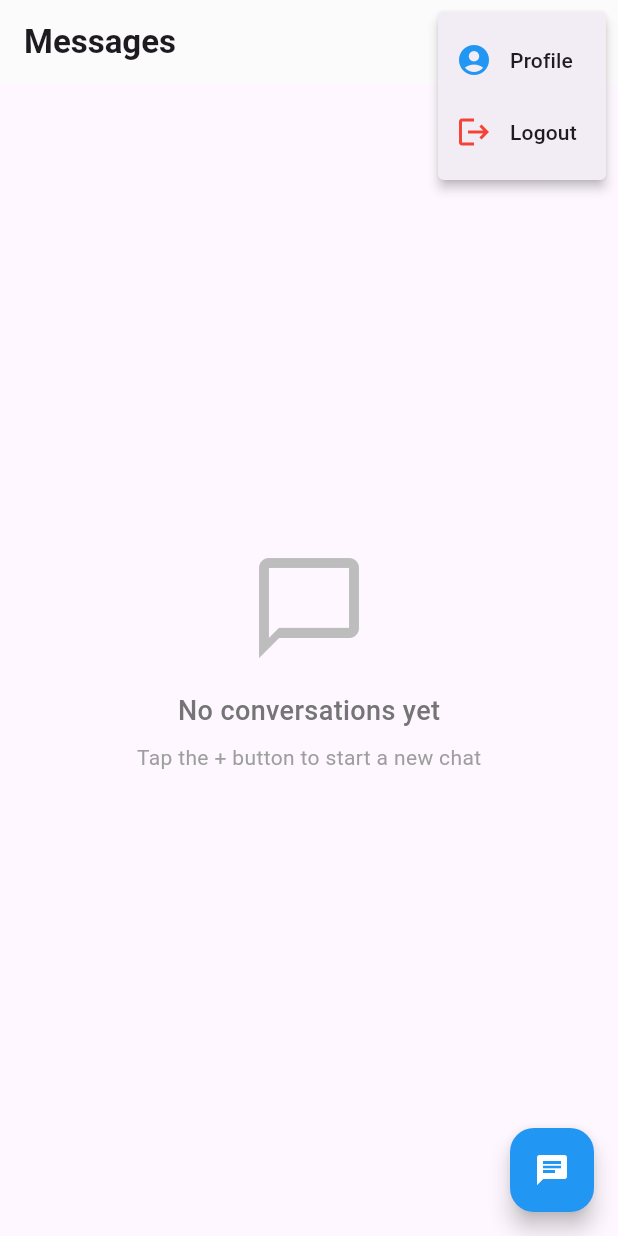
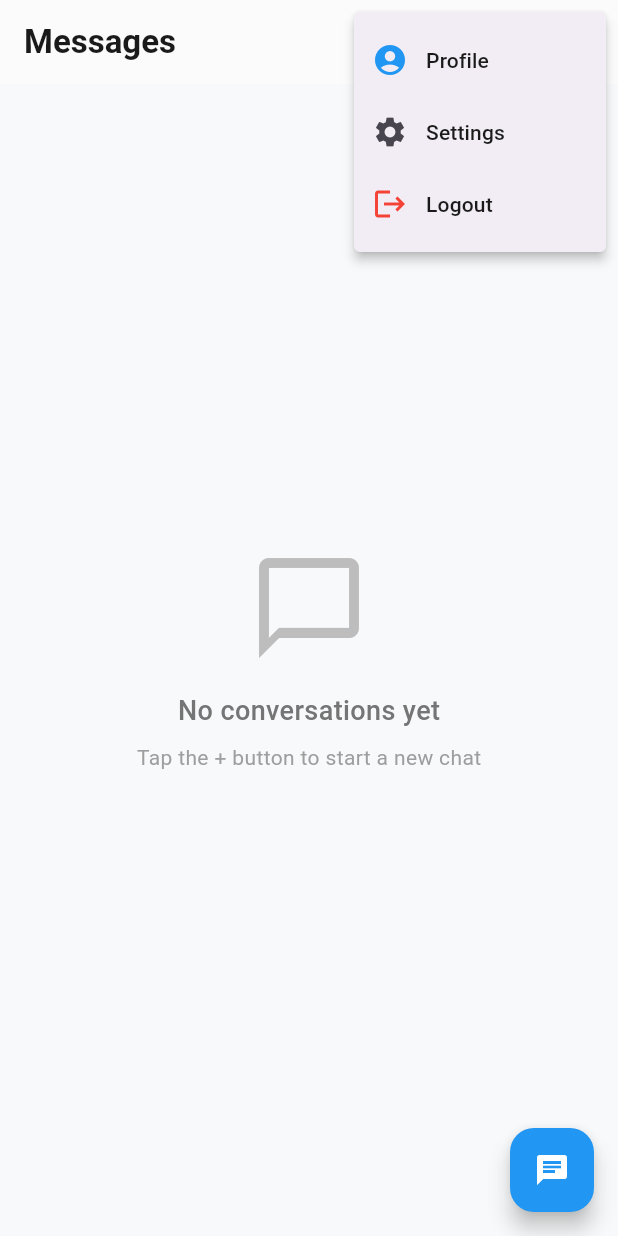
Before and after one commit to codechakra-dev/ripple_chat, a Flutter app: the screen it shows once a user with an empty profile is signed in, after a tap on the "more vert" icon, on a phone screen of 412 x 824 dp. Run offline on Flutter 3.47's test engine with Material 3 defaults, Android fonts, the phone set to English and light mode, and no system bars; our stand-ins replace cloud_firestore, firebase_auth, firebase_core, firebase_storage, google_sign_in, image_picker and 1 more; accounts and stored records are empty.

Commit message:
Dark mode, Light mode and system theme mode implemented

```diff
--- a/lib/core/constants/app_strings.dart
+++ b/lib/core/constants/app_strings.dart
@@ -10,4 +10,8 @@ class AppStrings {
   static const homeScreen = "/home";
   static const profileScreen = "/profile";
   static const chatScreen = "/chat";
+  static const settingsScreen = "/settings";
+
+
+  static const themeModePrefs = "current_theme";
 }
--- /dev/null
+++ b/lib/core/services/shared_prefs.dart
@@ -0,0 +1,17 @@
+import 'package:shared_preferences/shared_preferences.dart';
+
+import '../constants/app_strings.dart';
+
+class SharedPrefs {
+ // final prefs = await SharedPreferences.getInstance();
+
+  void saveTheme(String theme) async {
+    final prefs = await SharedPreferences.getInstance();
+    prefs.setString(AppStrings.themeModePrefs, theme);
+  }
+
+  Future<String?> getSavedTheme() async {
+    final prefs = await SharedPreferences.getInstance();
+    return prefs.getString(AppStrings.themeModePrefs);
+  }
+}
--- /dev/null
+++ b/lib/core/theme/app_theme.dart
@@ -0,0 +1,58 @@
+import 'package:flutter/material.dart';
+
+class AppTheme {
+  AppTheme._();
+
+  /// --- 1. COLOR PALETTES ---
+  // Light Mode Colors
+  static const _lightPrimary = Colors.deepPurple;
+  static const _lightBackground = Color(0xFFF8F9FA);
+  static const _lightSurface = Colors.white;
+  static const _lightOnSurface = Color(0xFF1A1A1A);
+
+  // Dark Mode Colors (Using soft charcoal instead of pure black)
+  static const _darkPrimary = Color(0xFFBB86FC);
+  static const _darkBackground = Color(0xFF121212);
+  static const _darkSurface = Color(0xFF1E1E1E);
+  static const _darkOnSurface = Color(0xFFE1E1E1);
+
+  static ThemeData get lightTheme {
+    return ThemeData(
+      useMaterial3: true,
+      brightness: Brightness.light,
+      colorScheme: ColorScheme.fromSeed(
+        seedColor: _lightPrimary,
+        brightness: Brightness.light,
+        surface: _lightSurface,
+        onSurface: _lightOnSurface,
+      ),
+
+      // Component Overrides
+      scaffoldBackgroundColor: _lightBackground,
+      appBarTheme: const AppBarTheme(
+        backgroundColor: _lightSurface,
+        elevation: 0,
+
+      ),
+    );
+  }
+
+
+  static ThemeData get darkTheme{
+    return ThemeData(
+      useMaterial3: true,
+      brightness: Brightness.dark,
+      colorScheme: ColorScheme.fromSeed(seedColor: _darkPrimary,
+        brightness: Brightness.dark,
+        surface: _darkSurface,
+        onSurface: _darkOnSurface
+      ),
+      scaffoldBackgroundColor: _darkBackground,
+      appBarTheme: const AppBarTheme(
+        backgroundColor: _darkSurface,
+        elevation: 0,
+
+      ),
+    );
+  }
+}
--- a/lib/main.dart
+++ b/lib/main.dart
@@ -1,8 +1,10 @@
 import 'package:firebase_core/firebase_core.dart';
 import 'package:flutter/material.dart';
 import 'package:provider/provider.dart';
+import 'package:ripple/core/services/shared_prefs.dart';
 import 'package:ripple/providers/auth_provider.dart';
 import 'package:ripple/providers/chat_provider.dart';
+import 'package:ripple/providers/settings_provider.dart';
 import 'package:ripple/providers/user_provider.dart';
 import 'package:ripple/screens/auth/forgot_password_screen.dart';
 import 'package:ripple/screens/auth/login_screen.dart';
@@ -10,23 +12,27 @@ import 'package:ripple/screens/auth/register_screen.dart';
 import 'package:ripple/screens/chat/chat_screen.dart';
 import 'package:ripple/screens/home/home_screen.dart';
 import 'package:ripple/screens/profile/profile_screen.dart';
+import 'package:ripple/screens/settings/settings_screen.dart';
 import 'package:ripple/screens/splash/splash_screen.dart';
 
 import 'core/constants/app_strings.dart';
+import 'core/theme/app_theme.dart';
 import 'firebase_options.dart';
-
 
 final GlobalKey<NavigatorState> navigatorKey = GlobalKey<NavigatorState>();
 
 void main() async {
+
   WidgetsFlutterBinding.ensureInitialized();
   await Firebase.initializeApp(options: DefaultFirebaseOptions.currentPlatform);
+
   runApp(
     MultiProvider(
       providers: [
         ChangeNotifierProvider(create: (_) => AuthenticationProvider()),
         ChangeNotifierProvider(create: (_) => ChatProvider()),
         ChangeNotifierProvider(create: (_) => UserProvider()),
+        ChangeNotifierProvider(create: (_) => SettingsProvider()),
       ],
 
       child: const MyApp(),
@@ -37,24 +43,32 @@ void main() async {
 class MyApp extends StatelessWidget {
   const MyApp({super.key});
 
+
   // This widget is the root of your application.
   @override
-  Widget build(BuildContext context) {
+  Widget build(BuildContext context)  {
+    SettingsProvider settingsProvider = context.watch<SettingsProvider>();
+
+
     return MaterialApp(
       navigatorKey: navigatorKey,
       debugShowCheckedModeBanner: false,
-      title: 'Flutter Demo',
-      theme: ThemeData(colorScheme: .fromSeed(seedColor: Colors.deepPurple)),
+      title: 'Ripple Chat',
+      theme: AppTheme.lightTheme,
+      darkTheme: AppTheme.darkTheme,
+      themeMode: settingsProvider.currentThemeMode,
       initialRoute: AppStrings.splashScreen,
+
       routes: {
         AppStrings.splashScreen: (context) => const SplashScreen(),
-        AppStrings.homeScreen : (context)=> const ChatPreviewScreen(),
-        AppStrings.chatScreen : (context) => const ChatScreen(),
-        AppStrings.forgotPasswordScreen : (context) => const ForgotPasswordScreen(),
-        AppStrings.loginScreen : (context) => const LoginScreen(),
-        AppStrings.registerScreen : (context)=> const RegisterScreen(),
-        AppStrings.profileScreen : (context) => const ProfileScreen()
-
+        AppStrings.homeScreen: (context) => const ChatPreviewScreen(),
+        AppStrings.chatScreen: (context) => const ChatScreen(),
+        AppStrings.forgotPasswordScreen: (context) =>
+            const ForgotPasswordScreen(),
+        AppStrings.loginScreen: (context) => const LoginScreen(),
+        AppStrings.registerScreen: (context) => const RegisterScreen(),
+        AppStrings.profileScreen: (context) => const ProfileScreen(),
+        AppStrings.settingsScreen: (context) => const SettingsScreen(),
       },
     );
   }
--- a/lib/models/user_model.dart
+++ b/lib/models/user_model.dart
@@ -6,6 +6,7 @@ class UserModel {
   final String email;        // 👈 Non-nullable
   final String? photoUrl;    // 👈 Nullable (users might not have a photo)
   final bool isOnline;       // 👈 Non-nullable with default
+  final bool isTyping;
   final DateTime? lastSeen;  // 👈 DateTime, not String!
 
   UserModel({
@@ -14,6 +15,7 @@ class UserModel {
     required this.email,
     this.photoUrl,
     this.isOnline = false,   // Default to offline
+    this.isTyping = false,
     this.lastSeen,
   });
 
@@ -26,6 +28,7 @@ class UserModel {
       email: data['email'] ?? '',
       photoUrl: data['photoUrl'],
       isOnline: data['isOnline'] ?? false,
+      isTyping: data['isTyping'] ?? false,
       lastSeen: (data['lastSeen'] as Timestamp?)?.toDate(),
     );
   }
@@ -38,6 +41,7 @@ class UserModel {
       'email': email,
       'photoUrl': photoUrl,
       'isOnline': isOnline,
+      'isTyping': isTyping,
       'lastSeen': lastSeen != null
           ? Timestamp.fromDate(lastSeen!)
           : FieldValue.serverTimestamp(), // Use server time when creating
@@ -52,11 +56,18 @@ class UserModel {
     };
   }
 
+  Map<String, dynamic> toMapForTyping() {
+    return {
+      'isTyping': isTyping,
+    };
+  }
+
   // Helper: Create a copy with updated fields (great for state management)
   UserModel copyWith({
     String? name,
     String? photoUrl,
     bool? isOnline,
+    bool? isTyping,
     DateTime? lastSeen,
   }) {
     return UserModel(
@@ -65,6 +76,7 @@ class UserModel {
       email: email,
       photoUrl: photoUrl ?? this.photoUrl,
       isOnline: isOnline ?? this.isOnline,
+      isTyping: isTyping ?? this.isTyping ,
       lastSeen: lastSeen ?? this.lastSeen,
     );
   }
--- a/lib/providers/chat_provider.dart
+++ b/lib/providers/chat_provider.dart
@@ -24,7 +24,7 @@ class ChatProvider extends ChangeNotifier {
 
   UserModel? receiverUser;
   String? currentChatId;
-  DateTime? previousMessage;
+  DateTime? previousMessageTimeStamp;
 
   ScrollController get scrollController => _scrollController;
   TextEditingController get searchTextController => _searchTextController;
@@ -63,11 +63,12 @@ class ChatProvider extends ChangeNotifier {
   void scrollToBottom() {
     // Check if the controller is safely attached to the widget
     if (_scrollController.hasClients) {
-      _scrollController.animateTo(
-        _scrollController.position.maxScrollExtent, // Target position
-        duration: const Duration(milliseconds: 100), // Speed
-        curve: Curves.linear, // Animation style
-      );
+      _scrollController.jumpTo( _scrollController.position.maxScrollExtent);
+      // _scrollController.animateTo(
+      //   _scrollController.position.maxScrollExtent, // Target position
+      //   duration: const Duration(milliseconds: 10), // Speed
+      //   curve: Curves.linear, // Animation style
+      // );
     }
   }
 
@@ -111,10 +112,10 @@ class ChatProvider extends ChangeNotifier {
           //messageList.sort((a,b)=> b.timestamp!.compareTo(a.timestamp!));
           messages = messageList;
           notifyListeners();
-          print("Messagelist:${messageList.length} ");
-          if (previousMessage != messageList.last.timestamp) {
+
+          if (previousMessageTimeStamp != messageList.last.timestamp) {
             scrollToBottom();
-            previousMessage = messageList.last.timestamp;
+            previousMessageTimeStamp = messageList.last.timestamp;
           }
           //_scrollToBottom();
 
--- /dev/null
+++ b/lib/providers/settings_provider.dart
@@ -0,0 +1,47 @@
+import 'package:flutter/material.dart';
+import 'package:flutter/widgets.dart';
+import 'package:ripple/core/constants/app_strings.dart';
+import 'package:ripple/core/services/shared_prefs.dart';
+import 'package:shared_preferences/shared_preferences.dart';
+
+class SettingsProvider extends ChangeNotifier {
+  ThemeMode currentThemeMode = ThemeMode.system;
+
+
+  final SharedPrefs _sharedPrefs = SharedPrefs();
+
+
+  SettingsProvider()  {
+    ()async{
+      currentThemeMode  = await getCurrentTheme() ?? ThemeMode.system;
+
+    }();
+  }
+  Future<ThemeMode?> getCurrentTheme() async{
+    String? theme =  await _sharedPrefs.getSavedTheme();
+    setCurrentTheme(theme ?? "");
+    return currentThemeMode;
+
+  }
+
+  void storeCurrentTheme(String theme) async {
+    _sharedPrefs.saveTheme(theme);
+    setCurrentTheme(theme);
+
+  }
+
+  void setCurrentTheme(String theme){
+    switch(theme){
+      case "Light":
+        currentThemeMode = ThemeMode.light;
+        break;
+      case "Dark":
+        currentThemeMode = ThemeMode.dark;
+        break;
+      default:
+        currentThemeMode = ThemeMode.system;
+    }
+    notifyListeners();
+  }
+
+}
--- a/lib/screens/chat/new_chat_screen.dart
+++ b/lib/screens/chat/new_chat_screen.dart
@@ -59,7 +59,7 @@ class _NewChatScreenState extends State<NewChatScreen> {
           'New Chat',
           style: TextStyle(fontWeight: FontWeight.bold),
         ),
-        backgroundColor: Colors.white,
+
         elevation: 0.5,
         leading: IconButton(
           icon: const Icon(Icons.arrow_back),
@@ -72,7 +72,7 @@ class _NewChatScreenState extends State<NewChatScreen> {
             padding: const EdgeInsets.symmetric(horizontal: 16, vertical: 8),
             child: TextField(
               controller: _searchController,
-              onChanged: (_) => setState(() {}), // rebuild on search
+           //   onChanged: (_) => setState(() {}), // rebuild on search
               decoration: InputDecoration(
                 hintText: 'Search users...',
                 prefixIcon: const Icon(Icons.search, color: Colors.grey),
--- a/lib/screens/home/home_screen.dart
+++ b/lib/screens/home/home_screen.dart
@@ -9,6 +9,7 @@ import 'package:ripple/screens/chat/chat_screen.dart';
 import '../../models/user_model.dart';
 import '../../providers/user_provider.dart';
 import '../chat/new_chat_screen.dart'; // your ChatScreen
+
 enum MenuAction { profile, settings, logout }
 
 class ChatPreviewScreen extends StatelessWidget {
@@ -21,8 +22,7 @@ class ChatPreviewScreen extends StatelessWidget {
     userProvider.appLifeCycleListener();
     chatProvider.createChatPreviewsOnStart();
     final previews = chatProvider.chatPreviews;
-    final displayPreview = previews.where((preview){
-
+    final displayPreview = previews.where((preview) {
       final name = preview.user.name.toLowerCase();
       final email = preview.user.email.toLowerCase();
       final query = chatProvider.searchTextController.text.trim().toLowerCase();
@@ -34,18 +34,17 @@ class ChatPreviewScreen extends StatelessWidget {
           'Messages',
           style: TextStyle(fontWeight: FontWeight.bold),
         ),
-        backgroundColor: Colors.white,
+
         elevation: 0.5,
         actions: [
-
-          if(!chatProvider.showSearch)...[
+          if (!chatProvider.showSearch) ...[
             IconButton(
               icon: const Icon(Icons.search),
               onPressed: () {
                 chatProvider.toggleShowSearch();
                 print("Search button pressed");
               },
-            )
+            ),
           ],
 
           PopupMenuButton<MenuAction>(
@@ -64,6 +63,7 @@ class ChatPreviewScreen extends StatelessWidget {
                   break;
                 case MenuAction.settings:
                   // Handle settings
+                  Navigator.pushNamed(context, AppStrings.settingsScreen);
                   break;
                 case MenuAction.logout:
                   // Handle logout
@@ -83,16 +83,16 @@ class ChatPreviewScreen extends StatelessWidget {
                 ),
               ),
               // --- Other menu items ---
-              // const PopupMenuItem<MenuAction>(
-              //   value: MenuAction.settings,
-              //   child: Row(
-              //     children: [
-              //       Icon(Icons.settings),
-              //       SizedBox(width: 12),
-              //       Text('Settings'),
-              //     ],
-              //   ),
-              // ),
+              const PopupMenuItem<MenuAction>(
+                value: MenuAction.settings,
+                child: Row(
+                  children: [
+                    Icon(Icons.settings),
+                    SizedBox(width: 12),
+                    Text('Settings'),
+                  ],
+                ),
+              ),
               const PopupMenuItem<MenuAction>(
                 value: MenuAction.logout,
                 child: Row(
@@ -105,16 +105,21 @@ class ChatPreviewScreen extends StatelessWidget {
               ),
             ],
           ),
-
         ],
 
-       bottom:  chatProvider.showSearch ?  PreferredSize(
+        bottom: chatProvider.showSearch
+            ? PreferredSize(
                 preferredSize: const Size.fromHeight(56),
                 child: Padding(
-              padding: const EdgeInsets.symmetric(horizontal: 16, vertical: 8),
+                  padding: const EdgeInsets.symmetric(
+                    horizontal: 16,
+                    vertical: 8,
+                  ),
                   child: TextField(
-                controller: context.read<ChatProvider>().searchTextController,
-                onChanged: (_){}, // rebuild on search
+                    controller: context
+                        .read<ChatProvider>()
+                        .searchTextController,
+                    onChanged: (_) {}, // rebuild on search
                     decoration: InputDecoration(
                       hintText: 'Search users...',
                       prefixIcon: const Icon(Icons.search, color: Colors.grey),
@@ -128,11 +133,20 @@ class ChatPreviewScreen extends StatelessWidget {
                         vertical: 8,
                         horizontal: 16,
                       ),
-                  suffixIcon: context.read<ChatProvider>().searchTextController.text.isNotEmpty
+                      suffixIcon:
+                          context
+                              .read<ChatProvider>()
+                              .searchTextController
+                              .text
+                              .isNotEmpty
                           ? IconButton(
                               icon: const Icon(Icons.clear, size: 20),
                               onPressed: () {
-                      context.read<ChatProvider>().searchTextController.text = "";
+                                context
+                                        .read<ChatProvider>()
+                                        .searchTextController
+                                        .text =
+                                    "";
                                 context.read<ChatProvider>().toggleShowSearch();
                               },
                             )
@@ -140,7 +154,8 @@ class ChatPreviewScreen extends StatelessWidget {
                     ),
                   ),
                 ),
-          ) : null
+              )
+            : null,
       ),
       body: displayPreview.isEmpty
           ? _buildEmptyState()
@@ -167,7 +182,6 @@ class ChatPreviewScreen extends StatelessWidget {
       ),
     );
   }
-
 
   // ---- Empty State ----
   Widget _buildEmptyState() {
--- a/lib/widgets/custom_text.dart
+++ b/lib/widgets/custom_text.dart
@@ -22,7 +22,7 @@ class CustomText extends StatelessWidget {
     return Text(
       text,
       style: TextStyle(
-        color: color,
+        color: color ,
         fontSize: fontSize,
         fontWeight: fontWeight,
         fontFamily: fontFamily ?? AppStrings.poppins,
--- a/pubspec.yaml
+++ b/pubspec.yaml
@@ -42,6 +42,7 @@ dependencies:
   # The following adds the Cupertino Icons font to your application.
   # Use with the CupertinoIcons class for iOS style icons.
   cupertino_icons: ^1.0.8
+  shared_preferences: ^2.5.5
 
 dev_dependencies:
   flutter_test:
```
Also changed, not shown: lib/firebase/firebase_service.dart (+8 -0 lines), lib/screens/chat/chat_screen.dart (+5 -84 lines), lib/screens/profile/profile_screen.dart (+2 -9 lines), lib/screens/settings/settings_screen.dart (added, +101 -0 lines), pubspec.lock, 1 other file. Lines whose indentation alone changed are shown as unchanged.
